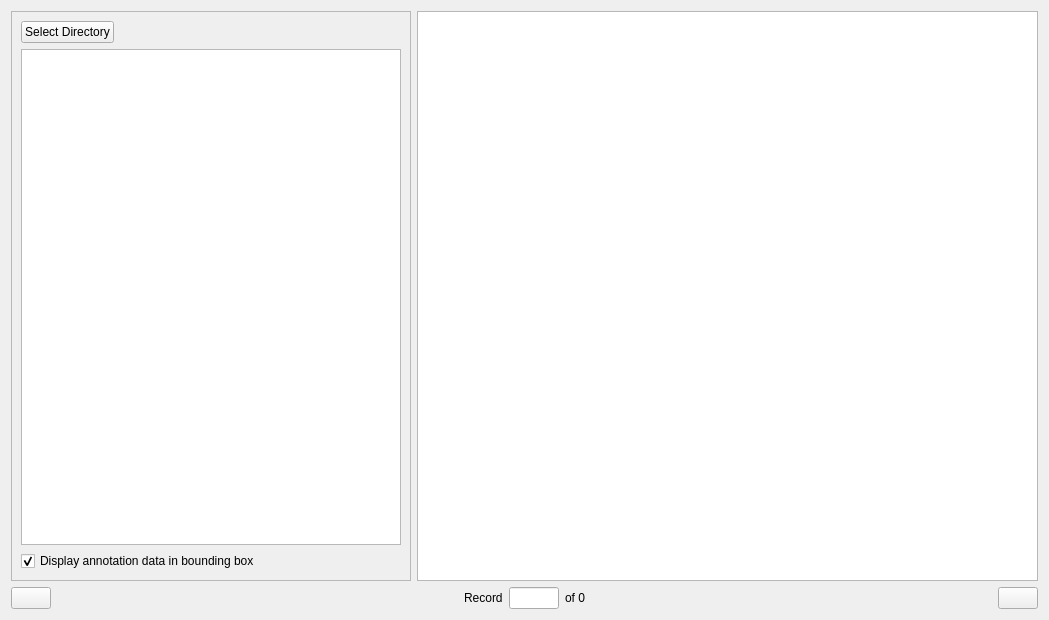
persts/BBoxEE, file andenet/browser_widget.ui: the form before one commit.
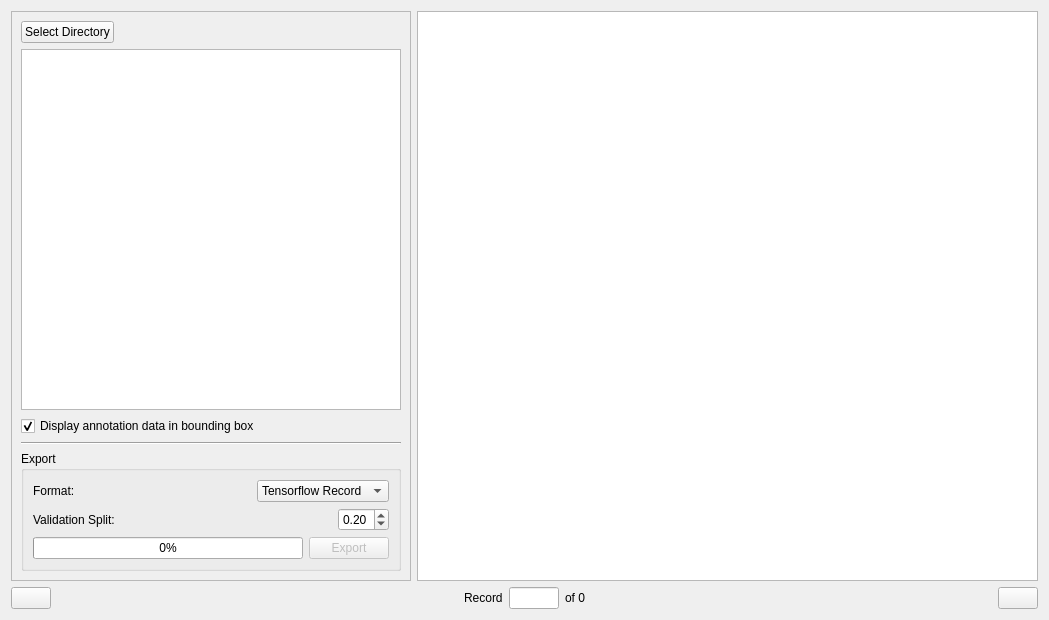
The form after the commit. Icons and pictures are not drawn.

Patch:
```diff
--- a/andenet/browser_widget.ui
+++ b/andenet/browser_widget.ui
@@ -28,7 +28,7 @@
      <property name="frameShadow">
       <enum>QFrame::Raised</enum>
      </property>
-     <layout class="QVBoxLayout" name="verticalLayout">
+     <layout class="QVBoxLayout" name="verticalLayout_2">
       <item>
        <layout class="QHBoxLayout" name="horizontalLayout_2">
         <item>
@@ -73,6 +73,116 @@
         </property>
        </widget>
       </item>
+      <item>
+       <widget class="Line" name="line">
+        <property name="orientation">
+         <enum>Qt::Horizontal</enum>
+        </property>
+       </widget>
+      </item>
+      <item>
+       <widget class="QGroupBox" name="groupBox">
+        <property name="title">
+         <string>Export</string>
+        </property>
+        <layout class="QVBoxLayout" name="verticalLayout">
+         <item>
+          <layout class="QHBoxLayout" name="horizontalLayout_4">
+           <item>
+            <widget class="QLabel" name="label_2">
+             <property name="text">
+              <string>Format: </string>
+             </property>
+            </widget>
+           </item>
+           <item>
+            <spacer name="horizontalSpacer_4">
+             <property name="orientation">
+              <enum>Qt::Horizontal</enum>
+             </property>
+             <property name="sizeHint" stdset="0">
+              <size>
+               <width>40</width>
+               <height>20</height>
+              </size>
+             </property>
+            </spacer>
+           </item>
+           <item>
+            <widget class="QComboBox" name="comboBoxFormat">
+             <item>
+              <property name="text">
+               <string>Tensorflow Record</string>
+              </property>
+             </item>
+            </widget>
+           </item>
+          </layout>
+         </item>
+         <item>
+          <layout class="QHBoxLayout" name="horizontalLayout_3">
+           <item>
+            <widget class="QLabel" name="label_3">
+             <property name="text">
+              <string>Validation Split:</string>
+             </property>
+            </widget>
+           </item>
+           <item>
+            <spacer name="horizontalSpacer_6">
+             <property name="orientation">
+              <enum>Qt::Horizontal</enum>
+             </property>
+             <property name="sizeHint" stdset="0">
+              <size>
+               <width>40</width>
+               <height>20</height>
+              </size>
+             </property>
+            </spacer>
+           </item>
+           <item>
+            <widget class="QDoubleSpinBox" name="doubleSpinBoxSplit">
+             <property name="minimum">
+              <double>0.050000000000000</double>
+             </property>
+             <property name="maximum">
+              <double>0.500000000000000</double>
+             </property>
+             <property name="singleStep">
+              <double>0.050000000000000</double>
+             </property>
+             <property name="value">
+              <double>0.200000000000000</double>
+             </property>
+            </widget>
+           </item>
+          </layout>
+         </item>
+         <item>
+          <layout class="QHBoxLayout" name="horizontalLayout_5">
+           <item>
+            <widget class="QProgressBar" name="progressBar">
+             <property name="value">
+              <number>0</number>
+             </property>
+            </widget>
+           </item>
+           <item>
+            <widget class="QPushButton" name="pushButtonExport">
+             <property name="enabled">
+              <bool>false</bool>
+             </property>
+             <property name="text">
+              <string>Export</string>
+             </property>
+            </widget>
+           </item>
+          </layout>
+         </item>
+        </layout>
+       </widget>
+      </item>
      </layout>
     </widget>
    </item>
```
